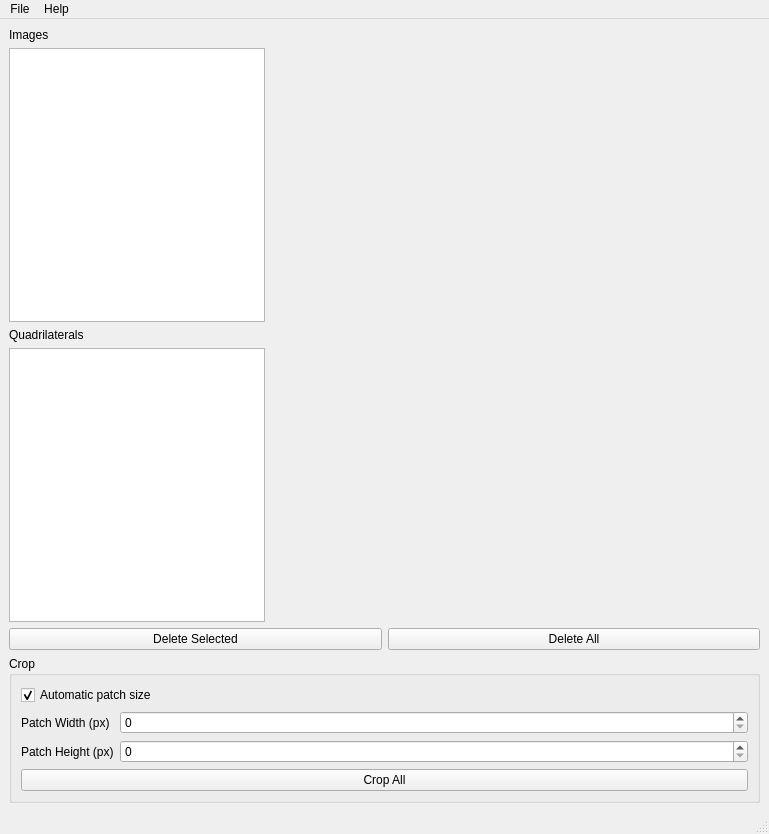
Old version of the form src/mainwindow.ui in the repository LukasBommes/Quad-Cropper.
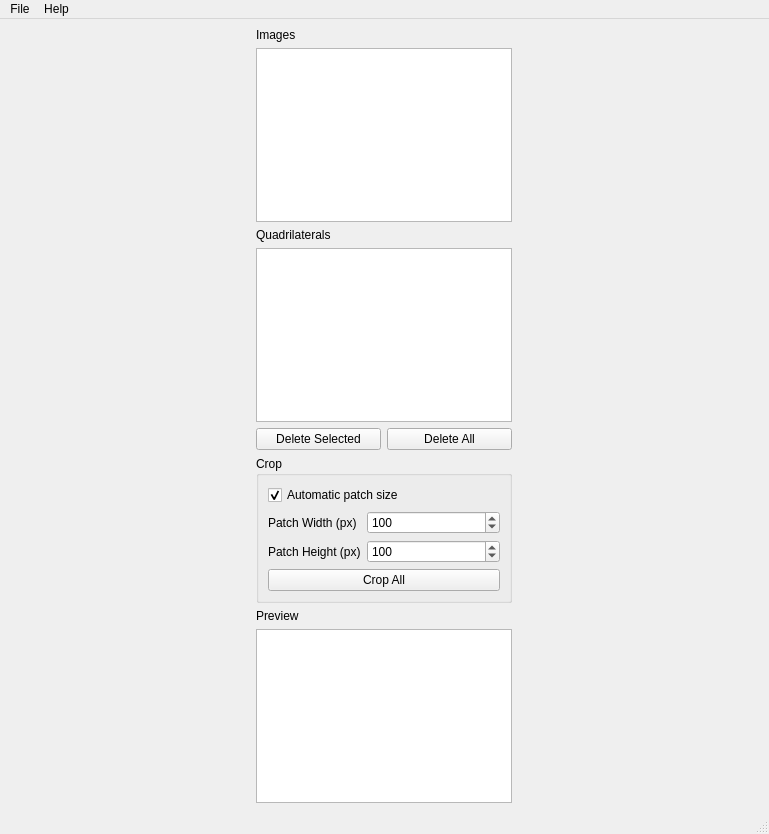
New version of the form.

Commit message: added preview for cropping of selected quad

Diff of the .ui file:
```diff
--- a/src/mainwindow.ui
+++ b/src/mainwindow.ui
@@ -117,12 +117,18 @@
            </item>
            <item row="1" column="1">
             <widget class="QSpinBox" name="patchWidthSpinBox">
+             <property name="minimum">
+              <number>1</number>
+             </property>
              <property name="maximum">
               <number>99999999</number>
              </property>
              <property name="singleStep">
               <number>10</number>
              </property>
+             <property name="value">
+              <number>100</number>
+             </property>
             </widget>
            </item>
            <item row="2" column="0">
@@ -134,12 +140,18 @@
            </item>
            <item row="2" column="1">
             <widget class="QSpinBox" name="patchHeightSpinBox">
+             <property name="minimum">
+              <number>1</number>
+             </property>
              <property name="maximum">
               <number>99999999</number>
              </property>
              <property name="singleStep">
               <number>10</number>
              </property>
+             <property name="value">
+              <number>100</number>
+             </property>
             </widget>
            </item>
           </layout>
@@ -157,6 +169,23 @@
         </layout>
        </widget>
       </item>
+      <item>
+       <widget class="QLabel" name="previewLabel">
+        <property name="text">
+         <string>Preview</string>
+        </property>
+       </widget>
+      </item>
+      <item>
+       <widget class="QGraphicsView" name="previewGraphicsView">
+        <property name="sizePolicy">
+         <sizepolicy hsizetype="Fixed" vsizetype="Expanding">
+          <horstretch>0</horstretch>
+          <verstretch>0</verstretch>
+         </sizepolicy>
+        </property>
+       </widget>
+      </item>
      </layout>
     </item>
    </layout>
```
Left out of the diff: 20 changed lines with no effect on the pictures. The commit also changes 4 other files.
